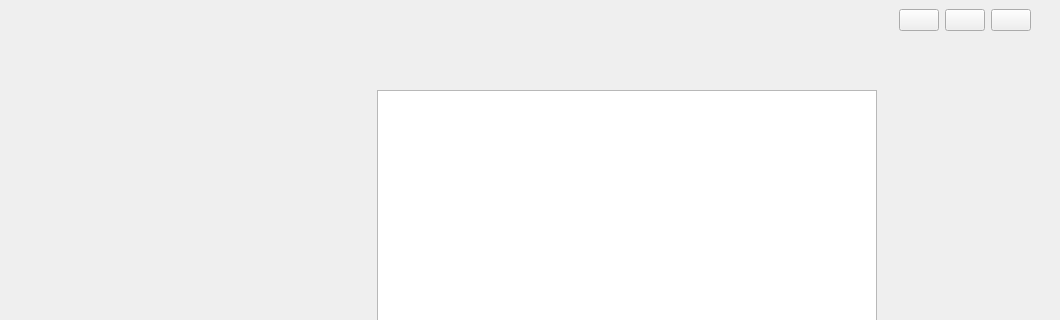
This is mainwindow.ui in misaka-ning/Qt-Project---MusicPlayer as Qt 5 draws it before an edit; both pictures show x 0 to 1060 and y 0 to 320 of the 1060 by 760 pixel window. The edited form follows.
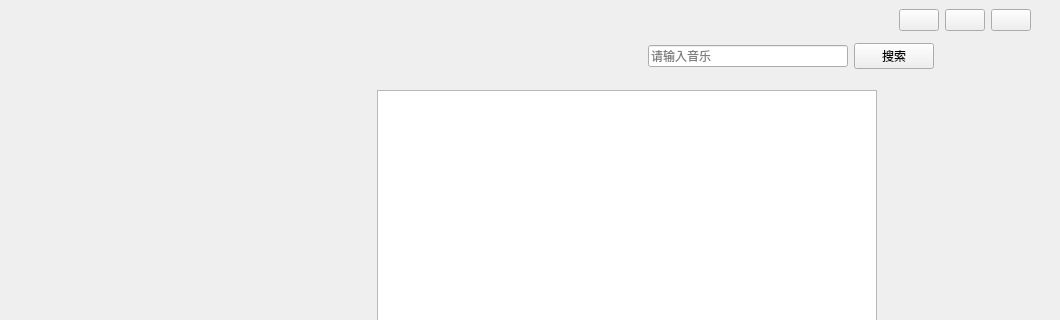
This is the edited form. Custom widgets are drawn as their Qt base class.

What changed in the file:
```diff
--- a/mainwindow.ui
+++ b/mainwindow.ui
@@ -460,6 +460,42 @@
         </property>
        </spacer>
       </item>
+      <item>
+       <widget class="QLineEdit" name="cloudSearchEdit">
+        <property name="minimumSize">
+         <size>
+          <width>200</width>
+          <height>0</height>
+         </size>
+        </property>
+        <property name="text">
+         <string/>
+        </property>
+        <property name="placeholderText">
+         <string>请输入音乐</string>
+        </property>
+       </widget>
+      </item>
+      <item>
+       <widget class="QPushButton" name="cloudSearchButton">
+        <property name="text">
+         <string>搜索</string>
+        </property>
+       </widget>
+      </item>
+      <item>
+       <spacer name="horizontalSpacer_12">
+        <property name="orientation">
+         <enum>Qt::Orientation::Horizontal</enum>
+        </property>
+        <property name="sizeHint" stdset="0">
+         <size>
+          <width>40</width>
+          <height>20</height>
+         </size>
+        </property>
+       </spacer>
+      </item>
      </layout>
     </item>
    </layout>
```
